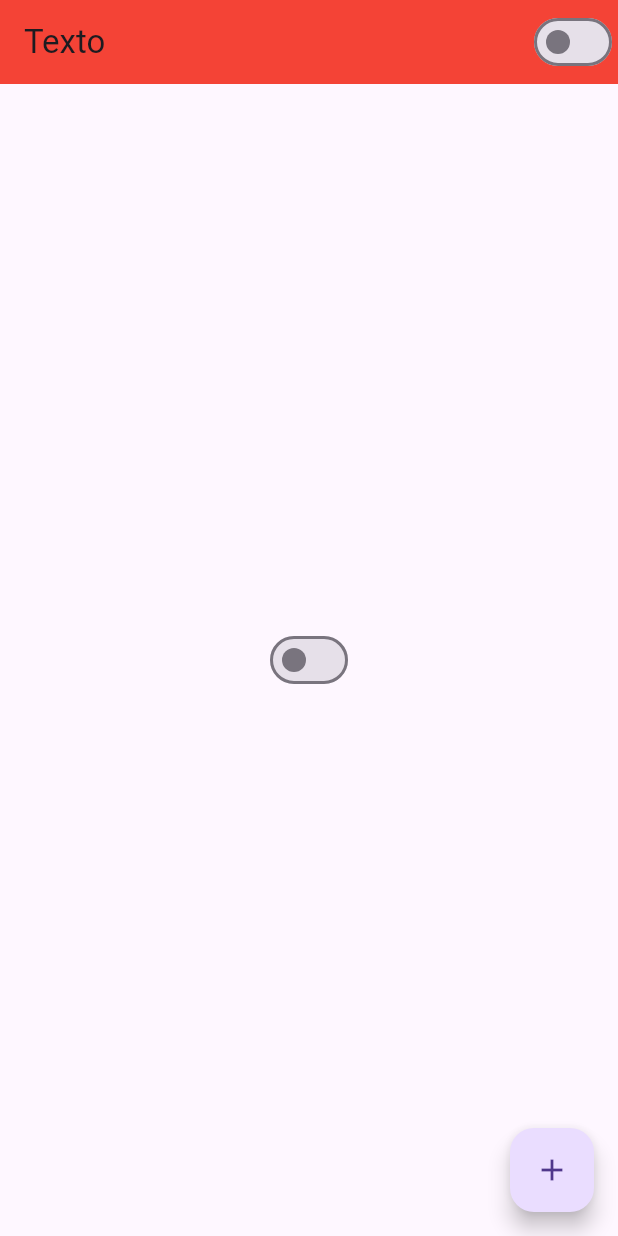
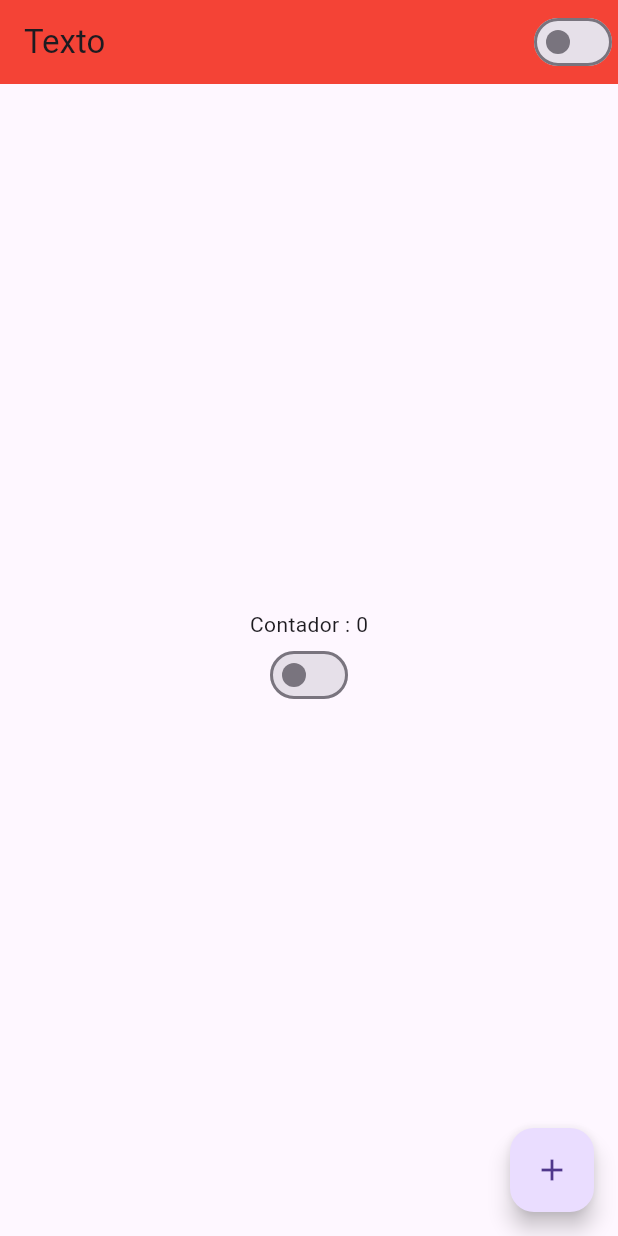
Before and after one commit to LeElima/first_flutter_project, a Flutter app: the screen it shows after launch, on a phone screen of 412 x 824 dp. Run offline on Flutter 3.47's test engine with Material 3 defaults, Android fonts, the phone set to English and light mode, and no system bars.

Commit message:
Inserido coluna

```diff
--- a/lib/home_page.dart
+++ b/lib/home_page.dart
@@ -26,8 +26,17 @@ class HomePageState extends State<HomePage>{
           CustomSwitch()
         ],
       ),
-      body: Center(
-        child: CustomSwitch(),
+      body:Container(
+        width: double.infinity,
+        height: double.infinity,
+        child: Column(
+          mainAxisAlignment: MainAxisAlignment.center,
+          children: [
+            Text("Contador : ${counter}"),
+            CustomSwitch(),
+
+          ],
+        ),
       ),
       // body: Center(
       //       child: GestureDetector(
```
